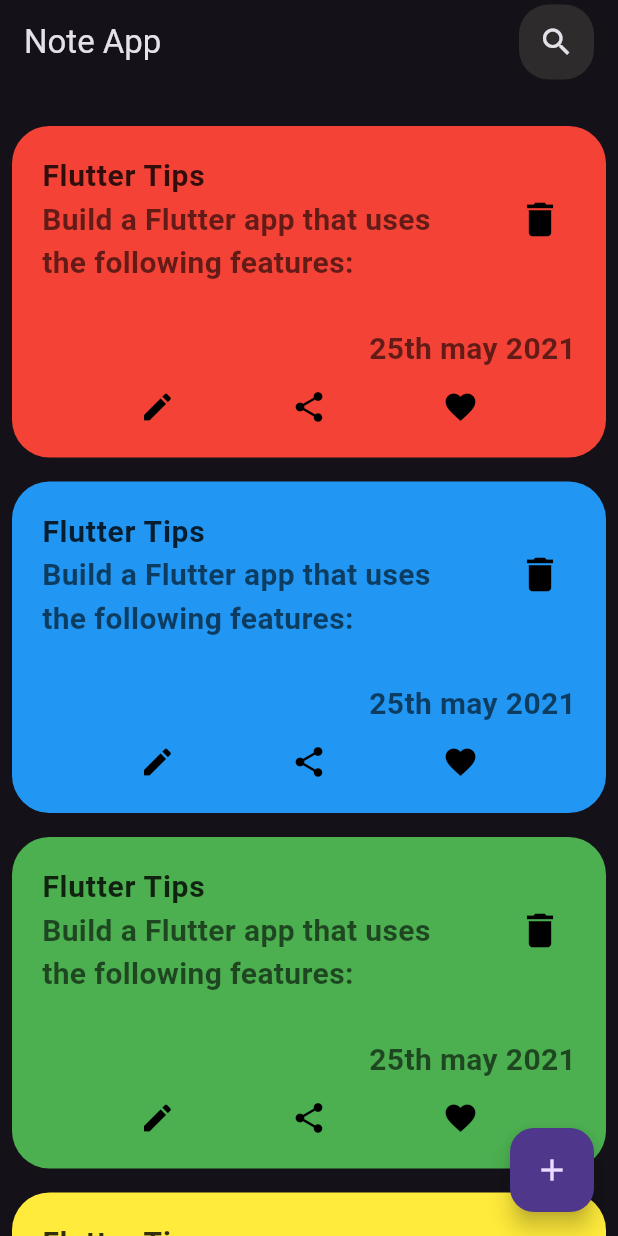
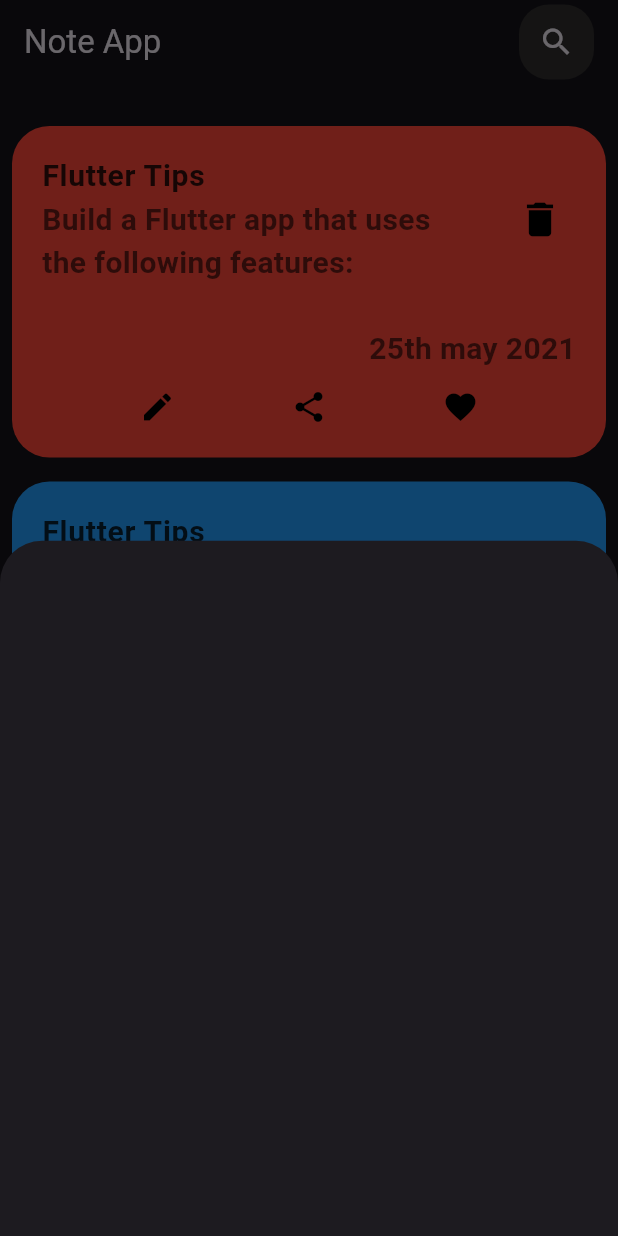
Before and after one commit to hazzemSaid/note_app, a Flutter app: the screen it shows after launch, after a tap on the "add" icon, on a phone screen of 412 x 824 dp. Run offline on Flutter 3.47's test engine with Material 3 defaults, Android fonts, the phone set to English and light mode, and no system bars; our stand-ins replace go_router.

Commit message:
Refactor home screen UI to add floating action button and modal bottom sheet

```diff
--- a/lib/features/home/presentation/view/screens/home_screen.dart
+++ b/lib/features/home/presentation/view/screens/home_screen.dart
@@ -1,4 +1,5 @@
 import 'package:flutter/material.dart';
+import 'package:note_app/features/home/presentation/view/widgets/add_node.dart';
 import 'package:note_app/features/home/presentation/view/widgets/homeScreen_body.dart';
 
 class HomeScreen extends StatelessWidget {
@@ -8,7 +9,13 @@ class HomeScreen extends StatelessWidget {
   Widget build(BuildContext context) {
     return Scaffold(
       floatingActionButton: FloatingActionButton(
-          onPressed: () {},
+          onPressed: () {
+            showModalBottomSheet(
+                context: context,
+                builder: (context) {
+                  return const AddNode();
+                });
+          },
           child: Container(
             decoration: BoxDecoration(
               borderRadius: BorderRadius.circular(12),
--- /dev/null
+++ b/lib/features/home/presentation/view/widgets/add_node.dart
@@ -0,0 +1,10 @@
+import 'package:flutter/material.dart';
+
+class AddNode extends StatelessWidget {
+  const AddNode({super.key});
+
+  @override
+  Widget build(BuildContext context) {
+    return Container();
+  }
+}
```
